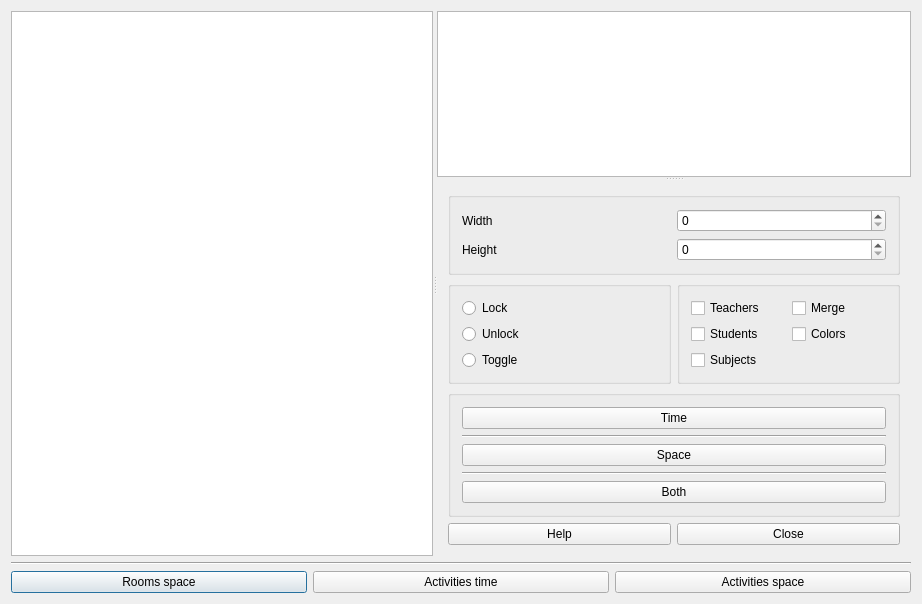
Before: the Qt Designer form fet/src/interface/timetableviewroomstimehorizontalform_template.ui in vonmecheln/fet, drawn with Qt 5.
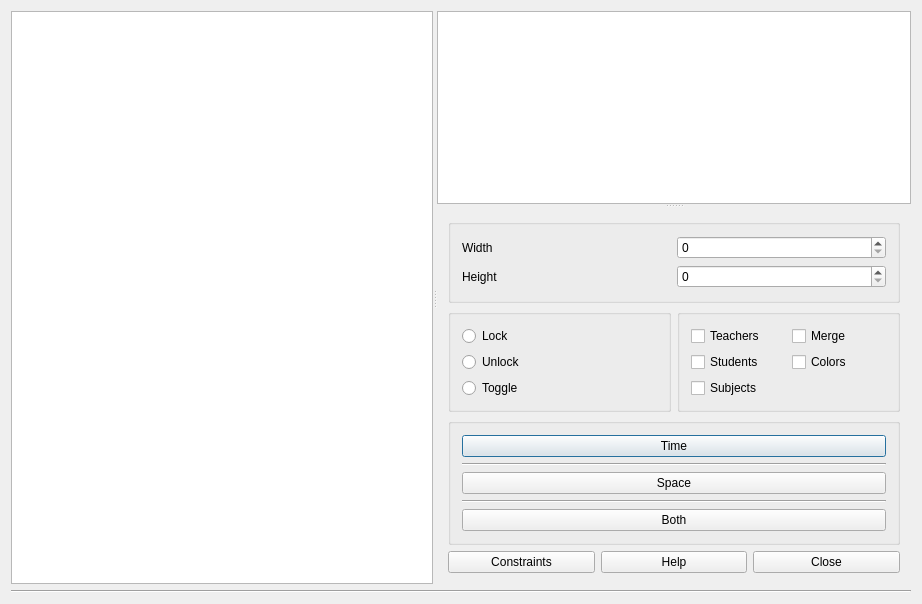
After: the same form once the commit is applied.

```diff
--- a/fet/src/interface/timetableviewroomstimehorizontalform_template.ui
+++ b/fet/src/interface/timetableviewroomstimehorizontalform_template.ui
@@ -14,30 +14,12 @@
    <string extracomment="Title of dialog to view the rooms timetable">View rooms time horizontal timetable</string>
   </property>
   <layout class="QGridLayout" name="gridLayout_4">
-   <item row="2" column="0">
-    <layout class="QHBoxLayout" name="horizontalLayout_6">
-     <item>
-      <widget class="QPushButton" name="roomsSpacePushButton">
-       <property name="text">
-        <string comment="View/edit the selected rooms' space constraints">Rooms space</string>
-       </property>
-      </widget>
-     </item>
-     <item>
-      <widget class="QPushButton" name="activitiesTimePushButton">
-       <property name="text">
-        <string comment="View/edit the selected activities' time constraints">Activities time</string>
-       </property>
-      </widget>
-     </item>
-     <item>
-      <widget class="QPushButton" name="activitiesSpacePushButton">
-       <property name="text">
-        <string comment="View/edit the selected activities' space constraints">Activities space</string>
-       </property>
-      </widget>
-     </item>
-    </layout>
+   <item row="1" column="0">
+    <widget class="Line" name="line_3">
+     <property name="orientation">
+      <enum>Qt::Horizontal</enum>
+     </property>
+    </widget>
    </item>
    <item row="0" column="0">
     <widget class="QSplitter" name="horizontalSplitter">
@@ -208,6 +190,13 @@
         </item>
         <item>
          <layout class="QHBoxLayout" name="horizontalLayout_2">
+          <item>
+           <widget class="QPushButton" name="constraintsPushButton">
+            <property name="text">
+             <string>Constraints</string>
+            </property>
+           </widget>
+          </item>
           <item>
            <widget class="QPushButton" name="helpPushButton">
             <property name="text">
```
Left out of the diff: 7 changed lines with no effect on the pictures.
